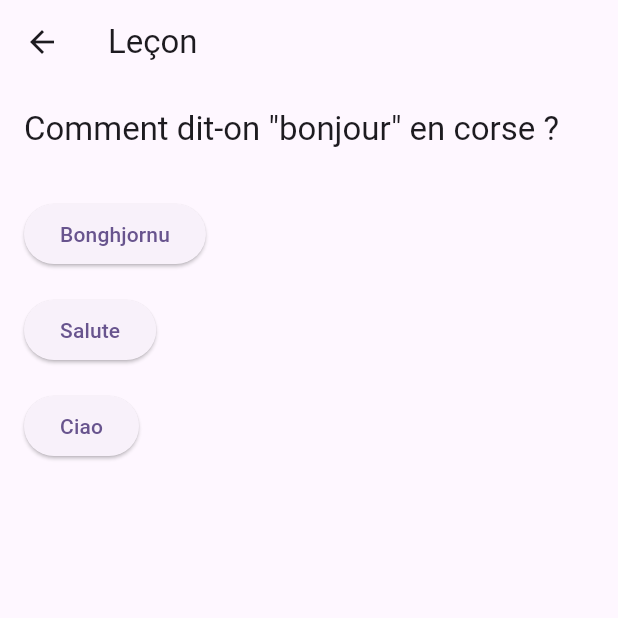
After one commit to MSJ2025/test, a Flutter app: the LessonPage screen opened directly, on a phone screen of 412 x 824 dp, the top half of it. The commit adds this screen. Run offline on Flutter 3.47's test engine with Material 3 defaults, Android fonts, the phone set to English and light mode, and no system bars; our stand-ins replace google_maps_flutter, shared_preferences; accounts and stored records are empty.

Commit message:
Transforme l'app en outil d'apprentissage du corse

```diff
--- /dev/null
+++ b/lib/lesson_page.dart
@@ -0,0 +1,50 @@
+import 'package:flutter/material.dart';
+
+class LessonPage extends StatefulWidget {
+  const LessonPage({super.key});
+
+  @override
+  State<LessonPage> createState() => _LessonPageState();
+}
+
+class _LessonPageState extends State<LessonPage> {
+  final String question = 'Comment dit-on "bonjour" en corse ?';
+  final List<String> options = ['Bonghjornu', 'Salute', 'Ciao'];
+  final String correctAnswer = 'Bonghjornu';
+  String? selected;
+
+  void _select(String value) {
+    setState(() {
+      selected = value;
+    });
+    final isCorrect = value == correctAnswer;
+    ScaffoldMessenger.of(context).showSnackBar(
+      SnackBar(content: Text(isCorrect ? 'Correct !' : 'Incorrect')),
+    );
+  }
+
+  @override
+  Widget build(BuildContext context) {
+    return Scaffold(
+      appBar: AppBar(title: const Text('Leçon')),
+      body: Padding(
+        padding: const EdgeInsets.all(16.0),
+        child: Column(
+          crossAxisAlignment: CrossAxisAlignment.start,
+          children: [
+            Text(question, style: Theme.of(context).textTheme.titleLarge),
+            const SizedBox(height: 24),
+            for (final option in options)
+              Padding(
+                padding: const EdgeInsets.symmetric(vertical: 8),
+                child: ElevatedButton(
+                  onPressed: () => _select(option),
+                  child: Text(option),
+                ),
+              ),
+          ],
+        ),
+      ),
+    );
+  }
+}
```
Also changed, not shown: lib/home_page.dart (+5 -25 lines), lib/main.dart (+1 -17 lines), 2 other files.
